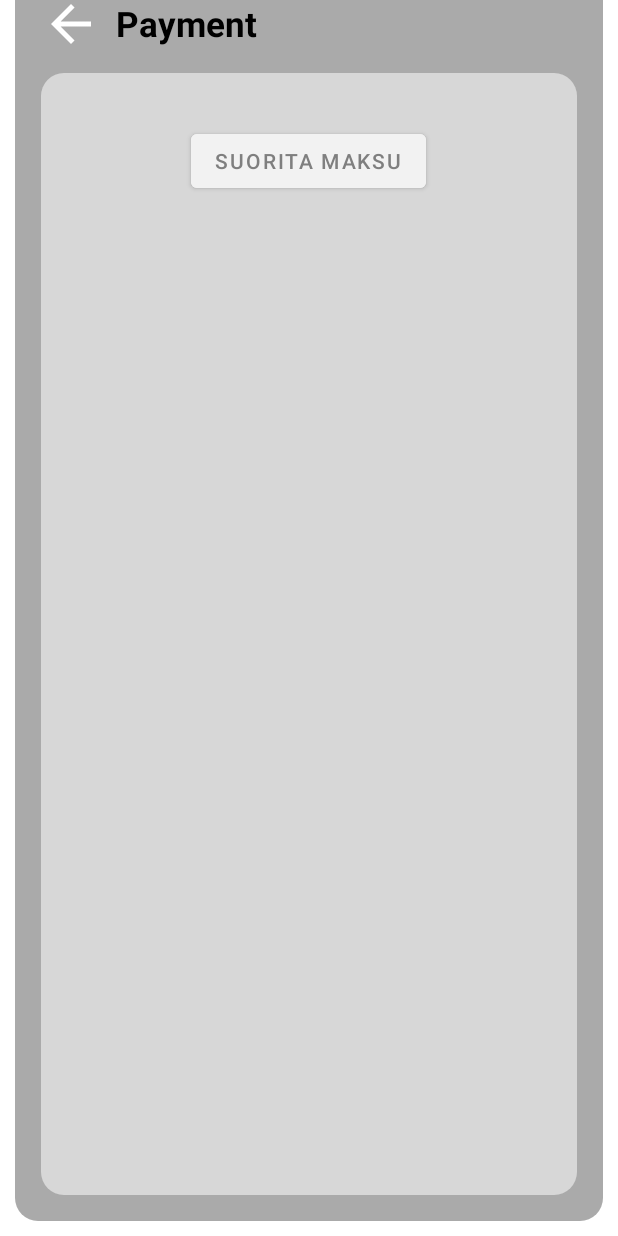
After one commit to roopeh/hamburger-app, an Android app: the layout fragment_payment.xml on its own in the app's theme, with its tools: preview values and no code run, on a phone screen of 412 x 824 dp. The commit adds this screen. Run offline under Robolectric (Android 15) with nearby library versions, the phone set to English and light mode, and no system bars.

Commit message:
Add payment fragment

```diff
--- /dev/null
+++ b/client/app/src/main/res/layout/fragment_payment.xml
@@ -0,0 +1,81 @@
+<?xml version="1.0" encoding="utf-8"?>
+<RelativeLayout
+    xmlns:android="http://schemas.android.com/apk/res/android"
+    android:layout_width="match_parent"
+    android:layout_height="match_parent"
+    android:layout_marginStart="@dimen/background_padding_side"
+    android:layout_marginEnd="@dimen/background_padding_side"
+    android:layout_marginBottom="@dimen/background_padding_bottom"
+    android:paddingStart="@dimen/content_padding_side"
+    android:paddingEnd="@dimen/content_padding_side"
+    android:paddingBottom="@dimen/content_padding_bottom"
+    android:background="@drawable/rounded_main">
+
+    <ImageButton
+        android:id="@+id/paymentReturn"
+        android:background="@android:color/transparent"
+        android:src="@drawable/back_button"
+        android:layout_width="wrap_content"
+        android:layout_height="wrap_content"
+        android:layout_alignParentStart="true"
+        android:layout_marginTop="-4dp"
+        android:maxWidth="40dp"
+        android:maxHeight="40dp"
+        android:adjustViewBounds="true"
+        android:scaleType="fitCenter"
+        android:contentDescription="Return" />
+
+    <TextView
+        android:id="@+id/paymentHeader"
+        android:layout_width="wrap_content"
+        android:layout_height="wrap_content"
+        android:layout_marginStart="@dimen/background_padding_side"
+        android:layout_toEndOf="@id/paymentReturn"
+        android:text="Payment"
+        android:theme="@style/DefaultHeaderStyle" />
+
+    <RelativeLayout
+        android:layout_width="match_parent"
+        android:layout_height="match_parent"
+        android:layout_marginTop="@dimen/content_padding_side"
+        android:layout_below="@id/paymentHeader"
+        android:paddingStart="@dimen/content_padding_side"
+        android:paddingEnd="@dimen/content_padding_side"
+        android:paddingTop="@dimen/content_padding_top"
+        android:paddingBottom="@dimen/content_padding_bottom"
+        android:background="@drawable/rounded_inner_main">
+
+        <Button
+            android:id="@+id/paymentButton"
+            android:layout_width="wrap_content"
+            android:layout_height="wrap_content"
+            android:layout_marginTop="@dimen/content_padding_top"
+            android:layout_centerHorizontal="true"
+            android:backgroundTint="@color/defaultButtonBackground"
+            android:textColor="@color/defaultButtonFont"
+            android:text="Suorita maksu" />
+
+        <TextView
+            android:id="@+id/paymentSuccessText"
+            android:layout_width="wrap_content"
+            android:layout_height="wrap_content"
+            android:layout_below="@id/paymentButton"
+            android:layout_marginTop="50dp"
+            android:layout_centerHorizontal="true"
+            android:visibility="gone"
+            android:textSize="17sp"
+            android:text="Maksu onnistunut!" />
+
+        <Button
+            android:id="@+id/paymentSuccessReturn"
+            android:layout_width="wrap_content"
+            android:layout_height="wrap_content"
+            android:layout_marginTop="@dimen/background_padding_top"
+            android:layout_centerHorizontal="true"
+            android:visibility="gone"
+            android:layout_below="@id/paymentSuccessText"
+            android:backgroundTint="@color/defaultButtonBackground"
+            android:textColor="@color/defaultButtonFont"
+            android:text="Palaa aloitussivulle" />
+    </RelativeLayout>
+</RelativeLayout>
```
Also changed, not shown: client/app/src/main/java/com/roopeh/app/hamburger/CartFragment.java (+11 -4 lines), client/app/src/main/java/com/roopeh/app/hamburger/PaymentFragment.java (added, +57 -0 lines), client/app/src/main/java/com/roopeh/app/hamburger/User.java (+9 -1 lines).
